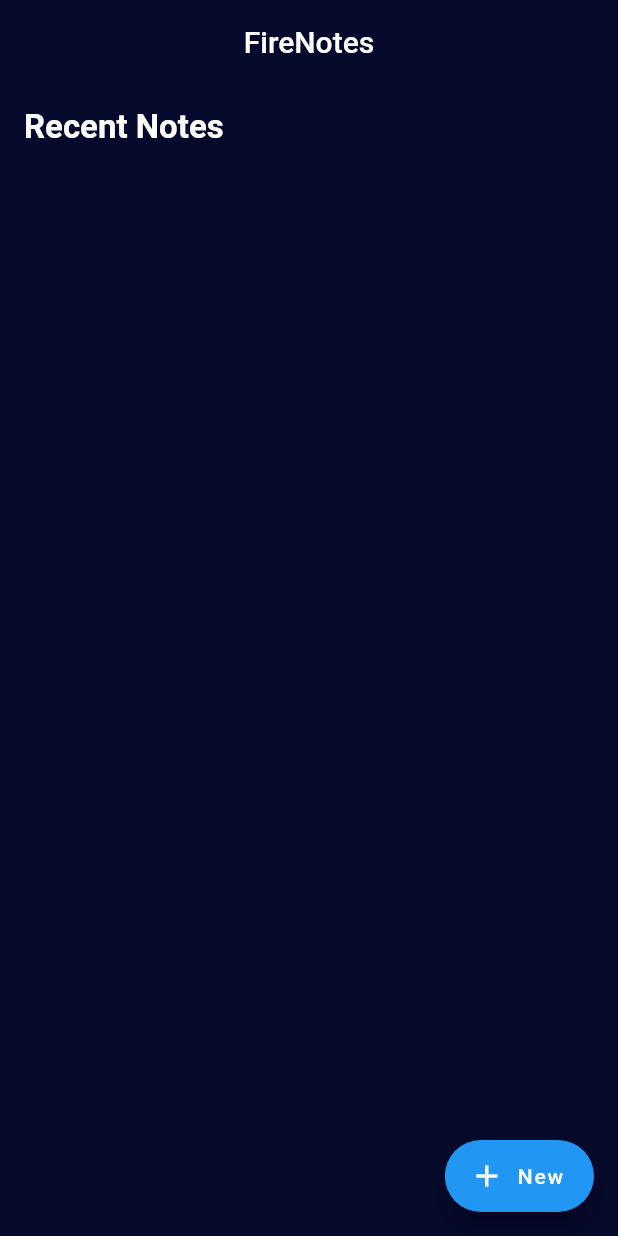
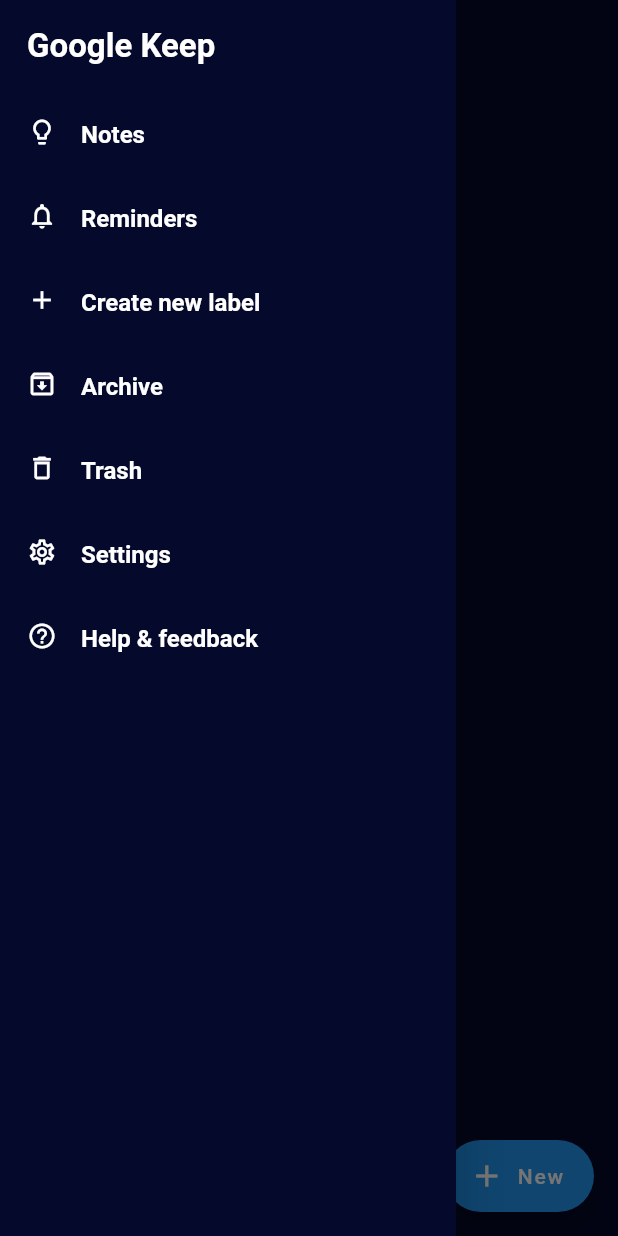
Before and after one commit to Geethika1234-mano/note_taking_app, a Flutter app: the screen it shows after launch, with the side drawer open (before the commit the screen has no drawer), on a phone screen of 412 x 824 dp. Run offline on Flutter 3.47's test engine with Material 2 defaults, Android fonts, the phone set to English and light mode, and no system bars; our stand-ins replace cloud_firestore, firebase_core, google_fonts; accounts and stored records are empty.

Commit message:
Designed Side bar

```diff
--- a/lib/screens/home_page.dart
+++ b/lib/screens/home_page.dart
@@ -5,6 +5,7 @@ import 'package:note_taking_app/screens/note_editor.dart';
 import 'package:note_taking_app/screens/note_reader.dart';
 import 'package:note_taking_app/styles/app_style.dart';
 import 'package:note_taking_app/widgets/note_card.dart';
+import 'package:note_taking_app/widgets/sidebar.dart';
 
 class HomePage extends StatefulWidget {
   const HomePage({super.key});
@@ -20,10 +21,10 @@ class _HomePageState extends State<HomePage> {
       backgroundColor: AppStyle.mainColor,
       appBar: AppBar(
         elevation: 0.0,
-        title: Text("FireNotes"),
-        centerTitle: true,
+        title: Text("Search your notes"),
         backgroundColor: AppStyle.mainColor,
       ),
+      drawer: SideBar(),
       body: Padding(
         padding: const EdgeInsets.all(16.0),
         child: Column(
--- /dev/null
+++ b/lib/widgets/sidebar.dart
@@ -0,0 +1,170 @@
+import 'package:flutter/material.dart';
+import 'package:note_taking_app/styles/app_style.dart';
+
+class SideBar extends StatefulWidget {
+  const SideBar({super.key});
+
+  @override
+  State<SideBar> createState() => _SideBarState();
+}
+
+class _SideBarState extends State<SideBar> {
+  @override
+  Widget build(BuildContext context) {
+    return Container(
+      child: Drawer(
+        backgroundColor: AppStyle.mainColor,
+        child: SafeArea(
+          child: Container(
+            padding: const EdgeInsets.all(18.0),
+            child: const Column(
+              crossAxisAlignment: CrossAxisAlignment.start,
+              children: [
+                Text(
+                  "Google Keep",
+                  style: TextStyle(
+                    color: Colors.white,
+                    fontWeight: FontWeight.bold,
+                    fontSize: 22,
+                  ),
+                ),
+                SizedBox(
+                  height: 18.0,
+                ),
+                ListTile(
+                  minLeadingWidth: 1,
+                  contentPadding: EdgeInsets.all(0.0),
+                  title: Text(
+                    "Notes",
+                    style: TextStyle(
+                      color: Colors.white,
+                      fontWeight: FontWeight.bold,
+                      fontSize: 16,
+                    ),
+                  ),
+                  leading: Icon(
+                    Icons.lightbulb_outlined,
+                    color: Colors.white,
+                    size: 20,
+                  ),
+                  onTap: null,
+                ),
+                ListTile(
+                  minLeadingWidth: 1,
+                  contentPadding: EdgeInsets.all(0.0),
+                  title: Text(
+                    "Reminders",
+                    style: TextStyle(
+                      color: Colors.white,
+                      fontWeight: FontWeight.bold,
+                      fontSize: 16,
+                    ),
+                  ),
+                  leading: Icon(
+                    Icons.notifications_none_outlined,
+                    color: Colors.white,
+                    size: 20,
+                  ),
+                  onTap: null,
+                ),
+                ListTile(
+                  minLeadingWidth: 1,
+                  contentPadding: EdgeInsets.all(0.0),
+                  title: Text(
+                    "Create new label",
+                    style: TextStyle(
+                      color: Colors.white,
+                      fontWeight: FontWeight.bold,
+                      fontSize: 16,
+                    ),
+                  ),
+                  leading: Icon(
+                    Icons.add,
+                    color: Colors.white,
+                    size: 20,
+                  ),
+                  onTap: null,
+                ),
+                ListTile(
+                  minLeadingWidth: 1,
+                  contentPadding: EdgeInsets.all(0.0),
+                  title: Text(
+                    "Archive",
+                    style: TextStyle(
+                      color: Colors.white,
+                      fontWeight: FontWeight.bold,
+                      fontSize: 16,
+                    ),
+                  ),
+                  leading: Icon(
+                    Icons.archive_outlined,
+                    color: Colors.white,
+                    size: 20,
+                  ),
+                  onTap: null,
+                ),
+                ListTile(
+                  minLeadingWidth: 1,
+                  contentPadding: EdgeInsets.all(0.0),
+                  title: Text(
+                    "Trash",
+                    style: TextStyle(
+                      color: Colors.white,
+                      fontWeight: FontWeight.bold,
+                      fontSize: 16,
+                    ),
+                  ),
+                  leading: Icon(
+                    Icons.delete_outline,
+                    color: Colors.white,
+                    size: 20,
+                  ),
+                  onTap: null,
+                ),
+                ListTile(
+                  minLeadingWidth: 1,
+                  contentPadding: EdgeInsets.all(0.0),
+                  title: Text(
+                    "Settings",
+                    style: TextStyle(
+                      color: Colors.white,
+                      fontWeight: FontWeight.bold,
+                      fontSize: 16,
+                    ),
+                  ),
+                  leading: Icon(
+                    Icons.settings_outlined,
+                    color: Colors.white,
+                    size: 20,
+                  ),
+                  onTap: null,
+                ),
+                ListTile(
+                  minLeadingWidth: 1,
+                  contentPadding: EdgeInsets.all(0.0),
+                  title: Text(
+                    "Help & feedback",
+                    style: TextStyle(
+                      color: Colors.white,
+                      fontWeight: FontWeight.bold,
+                      fontSize: 16,
+                    ),
+                  ),
+                  leading: Icon(
+                    Icons.help_outline,
+                    color: Colors.white,
+                    size: 20,
+                  ),
+                  onTap: null,
+                ),
+                SizedBox(
+                  height: 28.0,
+                ),
+              ],
+            ),
+          ),
+        ),
+      ),
+    );
+  }
+}
```
